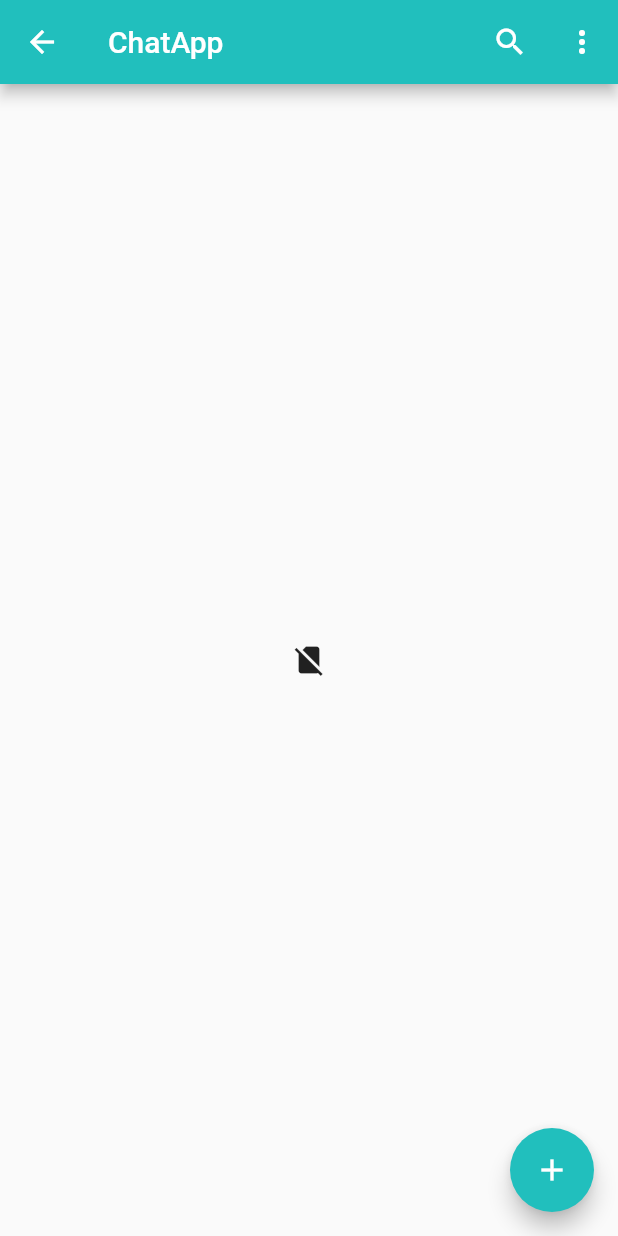
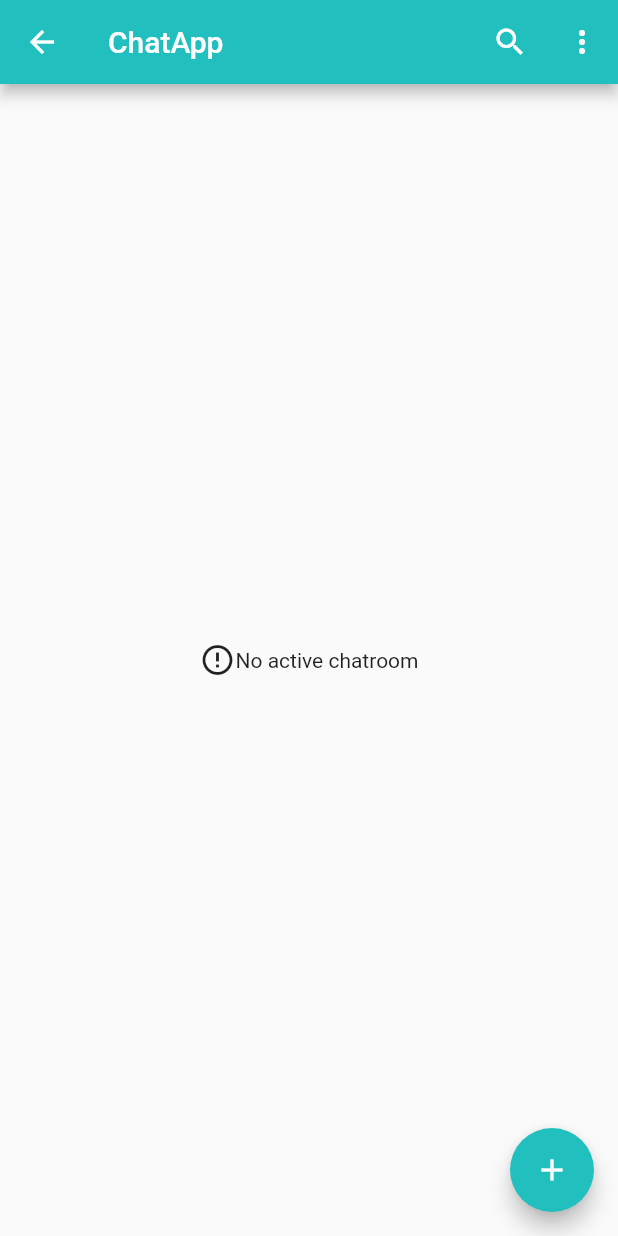
Before and after one commit to imashaWe/ChatApp, a Flutter app: the ChatListView screen opened by its route, on a phone screen of 412 x 824 dp. Run offline on Flutter 3.47's test engine with Material 2 defaults, Android fonts, the phone set to English and light mode, and no system bars; our stand-ins replace bubble, cloud_firestore, country_code_picker, firebase_auth, firebase_core, firebase_messaging and 3 more; accounts and stored records are empty; network calls fail.

Commit message:
optimize the code

```diff
--- a/lib/main.dart
+++ b/lib/main.dart
@@ -1,4 +1,4 @@
-import 'package:chatApp/models/appUser/appUser.dart';
+import 'package:chatApp/services/appUser/appUser.dart';
 import 'package:chatApp/screens/auth/setProfile.dart';
 import 'package:chatApp/screens/chat/chatListView.dart';
 import 'package:firebase_core/firebase_core.dart';
--- a/lib/screens/auth/OtpVerify.dart
+++ b/lib/screens/auth/OtpVerify.dart
@@ -3,7 +3,7 @@
 import 'package:flutter/gestures.dart';
 import 'package:pin_input_text_field/pin_input_text_field.dart';
 import 'package:firebase_auth/firebase_auth.dart';
-import 'package:chatApp/models/appUser/appUser.dart';
+import 'package:chatApp/services/appUser/appUser.dart';
 
 class OtpVerify extends StatefulWidget {
   @override
--- a/lib/screens/auth/setProfile.dart
+++ b/lib/screens/auth/setProfile.dart
@@ -1,6 +1,6 @@
 import 'dart:io';
 import 'package:flutter/material.dart';
-import 'package:chatApp/models/appUser/appUser.dart';
+import 'package:chatApp/services/appUser/appUser.dart';
 import 'package:chatApp/widget/profileImage.dart';
 import 'package:image_picker/image_picker.dart';
 
--- a/lib/screens/chat/chatListView.dart
+++ b/lib/screens/chat/chatListView.dart
@@ -1,11 +1,11 @@
-import 'package:chatApp/models/chat/chatData.dart';
+import 'package:chatApp/services/chat/chatData.dart';
 import 'package:flutter/material.dart';
 import 'package:intl/intl.dart';
 import 'chatBoxView.dart';
 import 'contactList.dart';
-import 'package:chatApp/models/chat/chatList.dart';
+import 'package:chatApp/services/chat/chatList.dart';
 import 'package:chatApp/widget/profileImage.dart';
-import 'package:chatApp/models/appUser/appUser.dart';
+import 'package:chatApp/services/appUser/appUser.dart';
 
 enum AppBarAction { Profile, SignOut }
 
@@ -114,7 +114,13 @@
               if (snapshot.hasError) {
                 print(snapshot.error);
                 return Center(
-                  child: Icon(Icons.error),
+                  child: Row(
+                    mainAxisAlignment: MainAxisAlignment.center,
+                    children: [
+                      Icon(Icons.error_outline),
+                      Text("Something went wrong")
+                    ],
+                  ),
                 );
               }
               if (snapshot.connectionState == ConnectionState.waiting)
@@ -123,7 +129,13 @@
                 );
               if (snapshot.data.length == 0)
                 return Center(
-                  child: Icon(Icons.no_sim),
+                  child: Row(
+                    mainAxisAlignment: MainAxisAlignment.center,
+                    children: [
+                      Icon(Icons.error_outline),
+                      Text("No active chatroom")
+                    ],
+                  ),
                 );
               return ListView(
                 children: snapshot.data.map((p) {
--- a/lib/models/appUser/appUser.dart
+++ b/lib/services/appUser/appUser.dart
@@ -1,4 +1,4 @@
-import 'package:chatApp/models/appUser/profileData.dart';
+import 'package:chatApp/services/appUser/profileData.dart';
 import 'package:firebase_auth/firebase_auth.dart';
 import 'profile.dart';
 import 'contacts.dart';
--- a/lib/models/appUser/contacts.dart
+++ b/lib/services/appUser/contacts.dart
@@ -1,4 +1,4 @@
-import 'package:chatApp/models/appUser/profileData.dart';
+import 'package:chatApp/services/appUser/profileData.dart';
 import 'package:firebase_auth/firebase_auth.dart';
 import 'package:cloud_firestore/cloud_firestore.dart';
 
--- a/lib/models/chat/chatList.dart
+++ b/lib/services/chat/chatList.dart
@@ -1,6 +1,6 @@
 import 'package:cloud_firestore/cloud_firestore.dart';
 import 'package:firebase_auth/firebase_auth.dart';
-import 'package:chatApp/models/appUser/appUser.dart';
+import 'package:chatApp/services/appUser/appUser.dart';
 import 'chatData.dart';
 export 'package:cloud_firestore/cloud_firestore.dart';
 
```
Also changed, not shown: lib/screens/chat/chatBoxView.dart (+19 -7 lines), lib/screens/chat/contactList.dart (+26 -4 lines), lib/services/appUser/profile.dart (renamed from lib/models/appUser/profile.dart), lib/services/appUser/profileData.dart (renamed from lib/models/appUser/profileData.dart), lib/services/appUser/pushNotification.dart (renamed from lib/models/appUser/pushNotification.dart), lib/services/appUser/userData.dart (renamed from lib/models/appUser/userData.dart), lib/services/chat/chatBox.dart (renamed from lib/models/chat/chatBox.dart), lib/services/chat/chatData.dart (renamed from lib/models/chat/chatData.dart), lib/services/chat/message.dart (renamed from lib/models/chat/message.dart).
